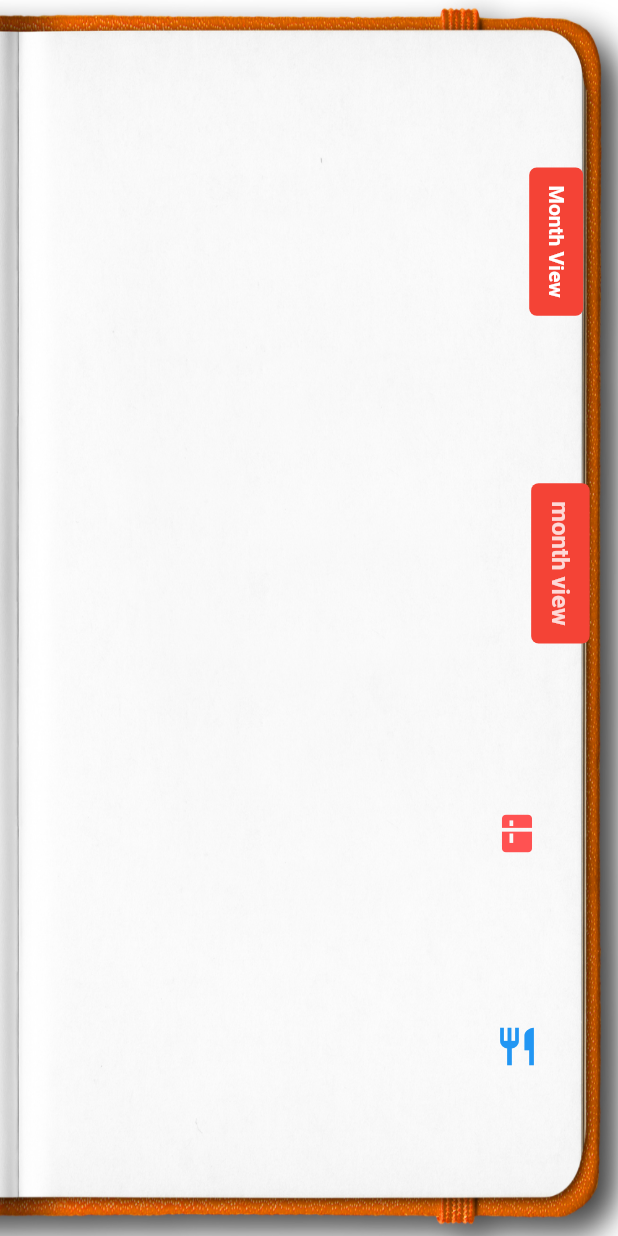
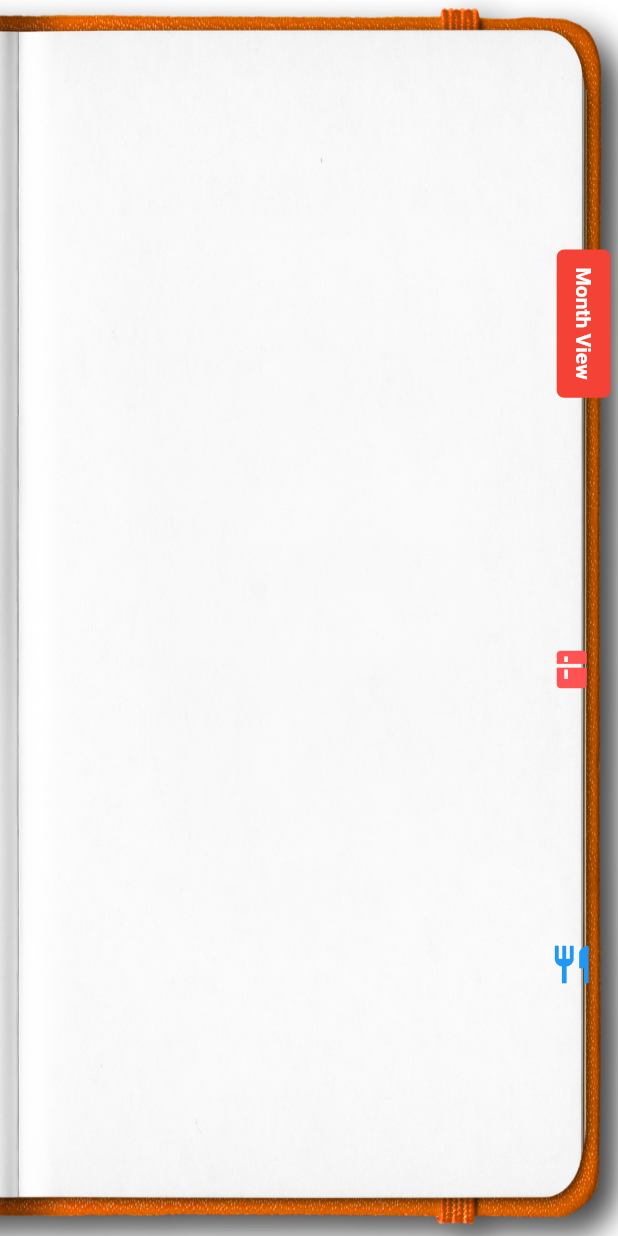
Before and after one commit to zmoghbel/ziba-life-planner, a Flutter app: the screen it shows after launch, on a phone screen of 412 x 824 dp. Run offline on Flutter 3.47's test engine with Material 2 defaults, Android fonts, the phone set to English and light mode, and no system bars; our stand-ins replace shimmer, table_calendar; missing offline and left inert: dart:ffi.

Commit message:
solve the month view problem

```diff
--- a/lib/pages/home-page.dart
+++ b/lib/pages/home-page.dart
@@ -66,7 +66,7 @@ class _HomePageState extends State<HomePage> {
                     ),
                   ),
                   Expanded(
-                    flex: 2,
+                    flex: 1,
                     child: Column(
                       mainAxisAlignment: MainAxisAlignment.spaceEvenly,
                       children: [
@@ -75,6 +75,7 @@ class _HomePageState extends State<HomePage> {
                             Expanded(
                               child: FlatButton(
                                 onPressed: () {},
+                                padding: EdgeInsets.all(0),
                                 child: Container(
                                   padding: EdgeInsets.fromLTRB(10, 12, 10, 12),
                                   decoration: BoxDecoration(
@@ -96,34 +97,6 @@ class _HomePageState extends State<HomePage> {
                                 ),
                               ),
                             )
-                          ],
-                        ),
-                        Row(
-                          children: [
-                            Container(
-                              child: FlatButton(
-                                onPressed: () {},
-                                child: Container(
-                                  padding: EdgeInsets.fromLTRB(10, 12, 10, 12),
-                                  decoration: BoxDecoration(
-                                    color: Colors.red[500],
-                                    borderRadius:
-                                        BorderRadius.all(Radius.circular(5.0)),
-                                  ),
-                                  child: RotatedBox(
-                                    quarterTurns: 1,
-                                    child: Text(
-                                      'month view',
-                                      style: TextStyle(
-                                        color: Colors.white.withOpacity(0.8),
-                                        fontWeight: FontWeight.bold,
-                                        fontSize: 16.0,
-                                      ),
-                                    ),
-                                  ),
-                                ),
-                              ),
-                            ),
                           ],
                         ),
                         Row(
```
